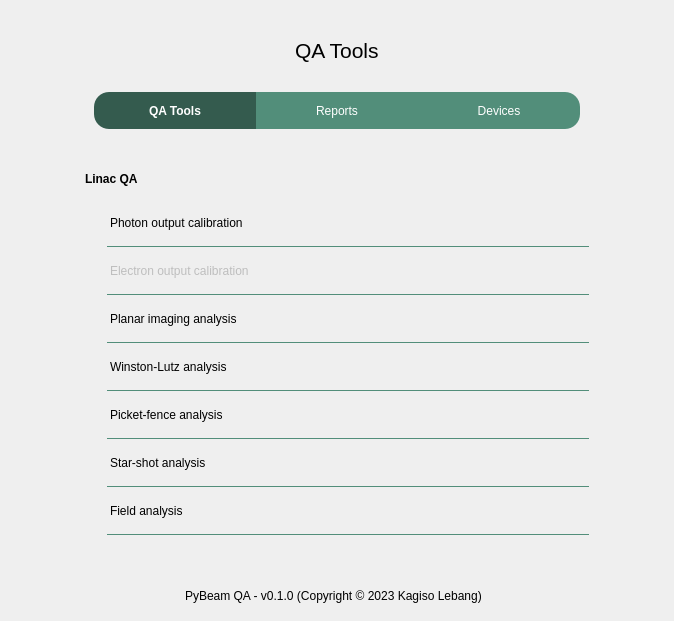
Quantico-Bullet/PyBeam-QA, file ui/qt_ui/appMainWin.ui: the form before one commit.
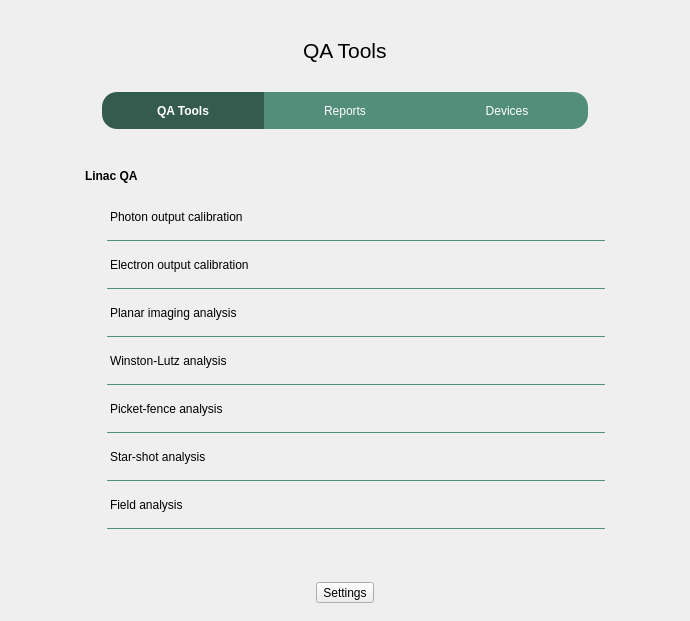
The form after the commit. The open tabs and pages were chosen to show the change. Icons and pictures are not drawn.

Patch:
```diff
--- a/ui/qt_ui/appMainWin.ui
+++ b/ui/qt_ui/appMainWin.ui
@@ -6,7 +6,7 @@
    <rect>
     <x>0</x>
     <y>0</y>
-    <width>674</width>
+    <width>690</width>
     <height>621</height>
    </rect>
   </property>
@@ -261,7 +261,7 @@
                       <rect>
                        <x>0</x>
                        <y>0</y>
-                       <width>614</width>
+                       <width>616</width>
                        <height>401</height>
                       </rect>
                      </property>
@@ -427,7 +427,7 @@
                            <item>
                             <widget class="QFrame" name="electronCalib">
                              <property name="enabled">
-                              <bool>false</bool>
+                              <bool>true</bool>
                              </property>
                              <property name="sizePolicy">
                               <sizepolicy hsizetype="MinimumExpanding" vsizetype="Fixed">
@@ -1011,9 +1011,9 @@
                </spacer>
               </item>
               <item alignment="Qt::AlignHCenter">
-               <widget class="QLabel" name="label">
+               <widget class="QToolButton" name="toolButton">
                 <property name="text">
-                 <string>PyBeam QA - v0.1.0 (Copyright © 2023 Kagiso Lebang)  </string>
+                 <string>Settings</string>
                 </property>
                </widget>
               </item>
```
Left out of the diff: 6 changed lines with no effect on the pictures.
